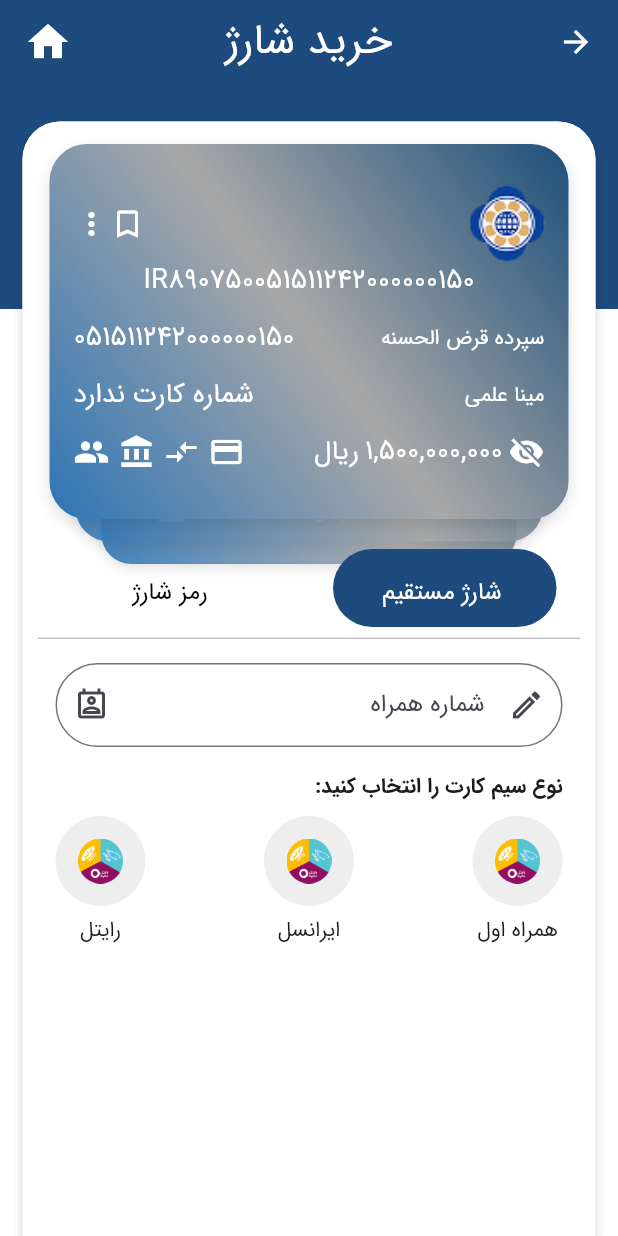
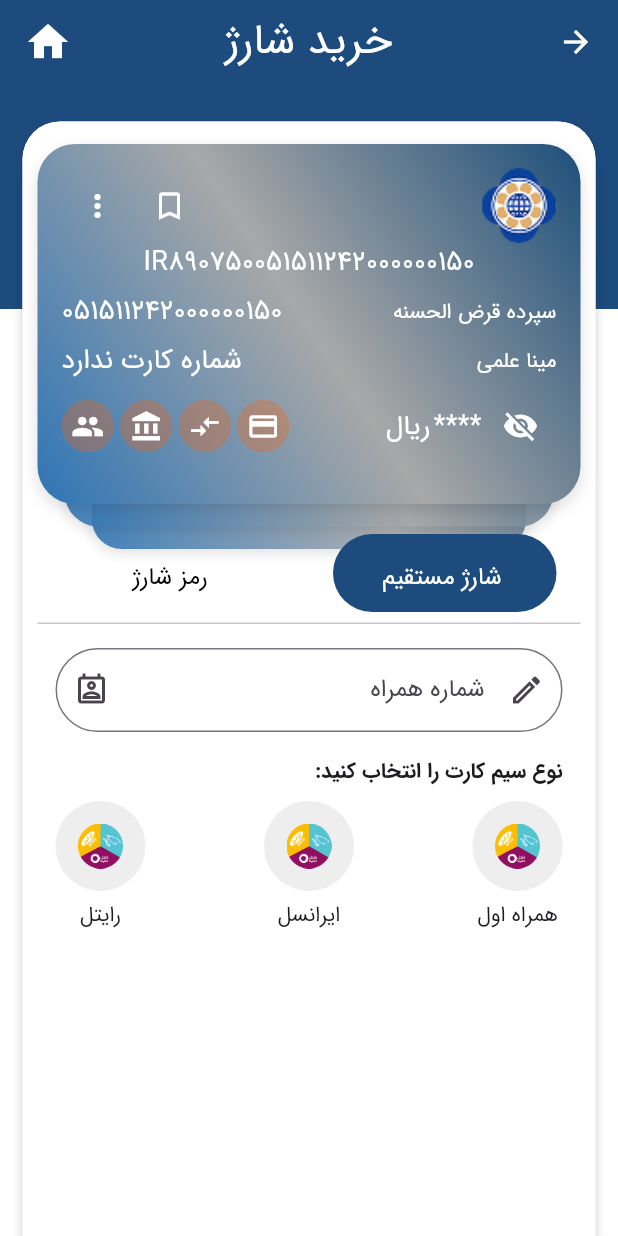
Before and after one commit to amirroohi/mobile-bank, a Flutter app: the BuyChargeScreen screen opened directly, on a phone screen of 412 x 824 dp. Run offline on Flutter 3.47's test engine with Material 3 defaults, Android fonts, the phone set to English and light mode, and no system bars; drawn by our look-alikes of card_swiper; our stand-ins replace dropdown_search, pinput; missing offline and left inert: persian_number_utility.

Commit message:
modified at 18/5/2025 10:35

```diff
--- a/lib/core/constants/app_constants.dart
+++ b/lib/core/constants/app_constants.dart
@@ -5,6 +5,7 @@
   static const secondary =Color(0xFFFF6E40);
   static const background = Color.fromRGBO(245, 245, 245, 1);
   static const lightGrey = Color(0xFFF3F6FA);
+  static const bankCardIcon = Color(0x4CFF5E00);
   static const white = Colors.white;
   static const transparent = Colors.transparent;
   static const darkPrimary = Colors.white;
--- a/lib/views/bill/bill_payment_screen.dart
+++ b/lib/views/bill/bill_payment_screen.dart
@@ -121,7 +121,7 @@
                         child: Column(
                           children: [
                             SizedBox(
-                              height: 250,
+                              height: 240,
                               child: Swiper(
                                 layout: SwiperLayout.TINDER,
                                 itemWidth: 500,
--- a/lib/views/charge/buy_charge_screen.dart
+++ b/lib/views/charge/buy_charge_screen.dart
@@ -136,7 +136,7 @@
                         child: Column(
                           children: [
                             SizedBox(
-                              height: 250,
+                              height: 240,
                               child: Swiper(
                                 layout: SwiperLayout.TINDER,
                                 itemWidth: 500,
@@ -319,7 +319,7 @@
                                           ),
                                           dropdownDecoratorProps: DropDownDecoratorProps(
                                             dropdownSearchDecoration: InputDecoration(
-                                              labelText: "بابت",
+                                              labelText: "مبلغ شارژ",
                                               labelStyle: TextStyle(
                                                 fontSize: 21,
                                                 fontWeight: FontWeight.w700,
@@ -335,7 +335,7 @@
                                           onChanged: (value) {
                                             print("Selected: $value");
                                           },
-                                          items: ["10000 تومان", "20000 تومان", "50000 تومان", "70000 تومان"],
+                                          items: ["10,000 تومان", "20,000 تومان", "50,000 تومان", "70,000 تومان"],
                                           selectedItem: "",
                                         ),
                                       ],
--- a/lib/views/charity/charity_screen.dart
+++ b/lib/views/charity/charity_screen.dart
@@ -101,7 +101,7 @@
                       child: Column(
                         children: [
                           SizedBox(
-                            height: 250,
+                            height: 240,
                             child: Swiper(
                               layout: SwiperLayout.TINDER,
                               itemWidth: 500,
--- a/lib/views/home/home_screen.dart
+++ b/lib/views/home/home_screen.dart
@@ -130,6 +130,7 @@
         appBar:
             _selectedIndex == -1
                 ? AppBar(
+              actionsPadding: EdgeInsets.symmetric(horizontal: 16),
                   title: Center(
                     child: Text(_appBarTitle, style: TextStyle(fontSize: 28)),
                   ),
--- a/lib/views/laon/loan_repayment_screen.dart
+++ b/lib/views/laon/loan_repayment_screen.dart
@@ -108,7 +108,7 @@
                         children: [
                           /// 📇 Swiper with BankCards
                           SizedBox(
-                            height: 250,
+                            height: 240,
                             child: Swiper(
                               layout: SwiperLayout.TINDER,
                               itemWidth: 500,
--- a/lib/views/transactions/transaction_list_screen.dart
+++ b/lib/views/transactions/transaction_list_screen.dart
@@ -215,7 +215,7 @@
                       child: Column(
                         children: [
                           SizedBox(
-                            height: 250,
+                            height: 240,
                             child: Swiper(
                               layout: SwiperLayout.TINDER,
                               itemWidth: 500,
--- a/lib/views/transfer/transfer_form_screen.dart
+++ b/lib/views/transfer/transfer_form_screen.dart
@@ -129,7 +129,7 @@
                       child: Column(
                         children: [
                           SizedBox(
-                            height: 250,
+                            height: 240,
                             child: Swiper(
                               layout: SwiperLayout.TINDER,
                               itemWidth: 500,
--- a/lib/widgets/bank_card.dart
+++ b/lib/widgets/bank_card.dart
@@ -3,17 +3,47 @@
 import '../core/utils/text_mask.dart';
 import '../models/bank-account.dart';
 
-class BankCard extends StatelessWidget {
+class BankCard extends StatefulWidget {
   final BankAccount account;
   // you can send assetsImage to this
 
   const BankCard({super.key, required this.account});
 
   @override
+  State<BankCard> createState() => _BankCardState();
+}
+
+class _BankCardState extends State<BankCard> {
+  bool isBalanceVisible = false; // Add this in your state
+  bool isBookmarked = false; // state variable
+  final GlobalKey _menuKey = GlobalKey();
+
+  void _showPopupMenu() {
+    final RenderBox renderBox =
+        _menuKey.currentContext!.findRenderObject() as RenderBox;
+    final Offset offset = renderBox.localToGlobal(Offset.zero);
+    final Size size = renderBox.size;
+
+    showMenu(
+      context: context,
+      position: RelativeRect.fromLTRB(
+        offset.dx,
+        offset.dy + size.height,
+        offset.dx + size.width,
+        0,
+      ),
+      items: [
+        PopupMenuItem(child: Text('گزینه اول')),
+        PopupMenuItem(child: Text('گزینه دوم')),
+      ],
+    );
+  }
+
+  @override
   Widget build(BuildContext context) {
     return Container(
       height: 300,
-      margin: const EdgeInsets.symmetric(horizontal: 8),
+      // margin: const EdgeInsets.symmetric(horizontal: 8),
       padding: const EdgeInsets.all(16),
       decoration: BoxDecoration(
         borderRadius: BorderRadius.circular(25),
@@ -30,16 +60,38 @@
         textDirection: TextDirection.ltr,
         child: Column(
           children: [
-            const SizedBox(height: 12),
             Align(
               alignment: Alignment.topLeft,
               child: Row(
                 mainAxisAlignment: MainAxisAlignment.spaceBetween,
                 children: [
                   Row(
+                    mainAxisSize: MainAxisSize.min,
                     children: [
-                      Icon(Icons.more_vert, color: AppColors.white),
-                      Icon(Icons.bookmark_border_outlined, color: AppColors.white),
+                      // more_vert IconButton with exact positioning
+                      IconButton(
+                        key: _menuKey,
+                        icon: Icon(Icons.more_vert, color: AppColors.white),
+                        onPressed: _showPopupMenu,
+                      ),
+
+                      // 🔖 Bookmark toggle
+                      IconButton(
+                        icon: Icon(
+                          isBookmarked
+                              ? Icons.bookmark
+                              : Icons.bookmark_border_outlined,
+                          color:
+                              isBookmarked
+                                  ? AppColors.secondary
+                                  : AppColors.white,
+                        ),
+                        onPressed: () {
+                          setState(() {
+                            isBookmarked = !isBookmarked;
+                          });
+                        },
+                      ),
                     ],
                   ),
                   CircleAvatar(
@@ -52,22 +104,25 @@
             ),
             Center(
               child: Text(
-                account.iban,
+                widget.account.iban,
                 style: TextStyle(color: AppColors.white, fontSize: 18),
               ),
             ),
-            const SizedBox(height: 12),
+            const Spacer(),
             Row(
               mainAxisAlignment: MainAxisAlignment.spaceBetween,
               children: [
                 Text(
-                  account.accountNumber,
+                  widget.account.accountNumber,
                   style: TextStyle(color: AppColors.white, fontSize: 18),
                 ),
-                Text(account.type, style: TextStyle(color: AppColors.white)),
+                Text(
+                  widget.account.type,
+                  style: TextStyle(color: AppColors.white),
+                ),
               ],
             ),
-            const SizedBox(height: 12),
+            const Spacer(),
             Row(
               mainAxisAlignment: MainAxisAlignment.spaceBetween,
               children: [
@@ -75,7 +130,10 @@
                   "شماره کارت ندارد", // You can add card number to your model if needed
                   style: TextStyle(color: AppColors.white, fontSize: 18),
                 ),
-                Text(account.ownerName, style: TextStyle(color: AppColors.white)),
+                Text(
+                  widget.account.ownerName,
+                  style: TextStyle(color: AppColors.white),
+                ),
               ],
             ),
             const Spacer(),
@@ -84,13 +142,13 @@
               children: [
                 Row(
                   children: [
-                    Icon(Icons.group, color: AppColors.white),
-                    SizedBox(width: 6),
-                    Icon(Icons.account_balance, color: AppColors.white),
-                    SizedBox(width: 6),
-                    Icon(Icons.compare_arrows, color: AppColors.white),
-                    SizedBox(width: 6),
-                    Icon(Icons.credit_card, color: AppColors.white),
+                    _buildCircularIcon(Icons.group),
+                    SizedBox(width: 4),
+                    _buildCircularIcon(Icons.account_balance),
+                    SizedBox(width: 4),
+                    _buildCircularIcon(Icons.compare_arrows),
+                    SizedBox(width: 4),
+                    _buildCircularIcon(Icons.credit_card),
                   ],
                 ),
                 Row(
@@ -99,22 +157,50 @@
                       "ریال",
                       style: TextStyle(color: AppColors.white, fontSize: 18),
                     ),
-                    SizedBox(width: 4),
+                    SizedBox(width: 2),
                     Text(
-                      // account.balance.toStringAsFixed(0),
-                      formatWithCommas(account.balance.toString()),
+                      isBalanceVisible
+                          ? formatWithCommas(
+                            widget.account.balance.toString(),
+                          ) // 👈 real balance
+                          : "****", // 👈 masked balance
                       style: TextStyle(color: AppColors.white, fontSize: 18),
                     ),
-                    SizedBox(width: 4),
-                    Icon(Icons.visibility_off, color: AppColors.white),
+                    SizedBox(width: 2),
+                    IconButton(
+                      icon: Icon(
+                        isBalanceVisible
+                            ? Icons.visibility
+                            : Icons.visibility_off,
+                        color: AppColors.white,
+                      ),
+                      onPressed: () {
+                        setState(() {
+                          isBalanceVisible =
+                              !isBalanceVisible; // 👈 toggle visibility
+                        });
+                      },
+                    ),
                   ],
                 ),
               ],
             ),
-            const SizedBox(height: 16),
+            const SizedBox(height: 12),
           ],
         ),
       ),
     );
   }
 }
+
+Widget _buildCircularIcon(IconData iconData) {
+  return Container(
+    width: 35,
+    height: 35,
+    decoration: BoxDecoration(
+      color: AppColors.bankCardIcon, // background color
+      shape: BoxShape.circle,
+    ),
+    child: Center(child: Icon(iconData, color: AppColors.white, size: 22)),
+  );
+}
```
